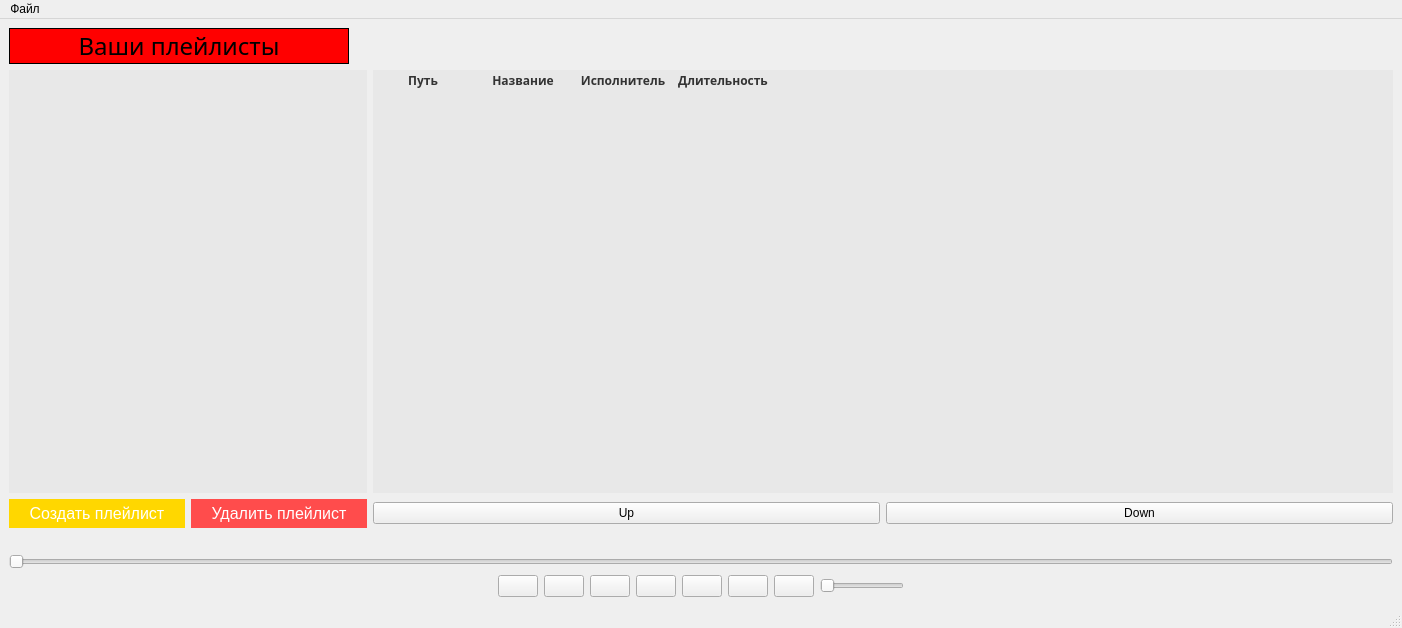
Above: mainwindow.ui from ArturBobotcko/Practice_Project before the change. Below: the same form after it.
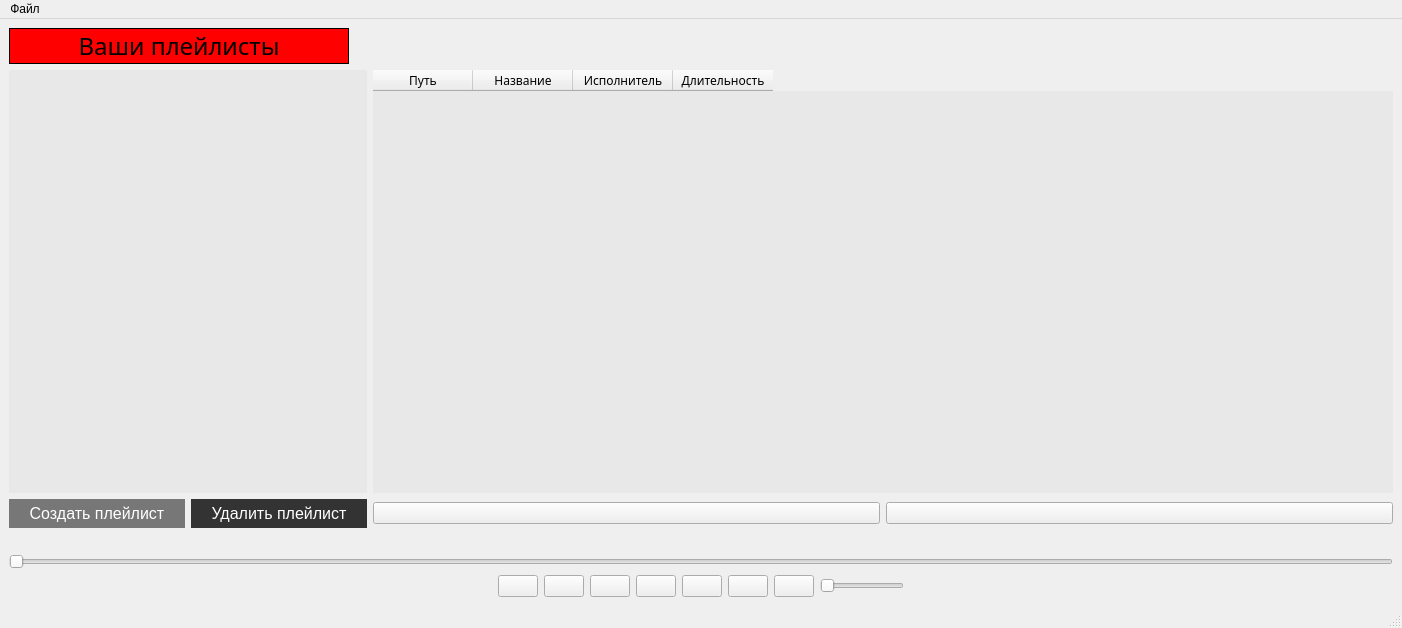
That is the form after the change. Icons and pictures are not drawn.

Commit message: Изменил формы

```diff
--- a/mainwindow.ui
+++ b/mainwindow.ui
@@ -407,7 +407,7 @@
         </property>
         <property name="styleSheet">
          <string notr="true">QPushButton {
-    background-color: #FF4C4C; /* Красный цвет фона кнопки */
+    background-color: #333333; /* Красный цвет фона кнопки */
     border: none; /* Убираем границу */
     border-radius: 15px; /* Закругленные углы с радиусом 15 пикселей */
     color: #FFFFFF; /* Белый цвет текста */
@@ -441,7 +441,7 @@
         </property>
         <property name="styleSheet">
          <string notr="true">QPushButton {
-    background-color: #FFD700; /* Желтый цвет фона кнопки */
+    background-color: #777777; /* Желтый цвет фона кнопки */
     border: none; /* Убираем границу */
     border-radius: 15px; /* Закругленные углы с радиусом 20 пикселей */
     color: #FFFFFF; /* Белый цвет текста */
@@ -493,31 +493,6 @@
         selection-color: #333333;
     gridline-color: #E5E5E5; /* Цвет линий сетки */
 }
-
-QTableWidget::item {
-    padding: 8px; /* Внутренний отступ для содержимого ячейки */
-}
-
-QTableWidget QHeaderView {
-    background-color:  #e8e8e8; /* Цвет фона заголовков столбцов */
-    color: #333333; /* Цвет текста заголовков столбцов */
-    border: none; /* Убрать границу */
-    font-weight: bold; /* Жирный шрифт для заголовков столбцов */
-    text-align: center; /* Выравнивание текста по центру */
-}
-
-QTableWidget QHeaderView::section {
-    background-color:  #e8e8e8;
-        border-radius: 0;
-}
-
-QTableWidget::item:hover {
-    background-color: #f9fbff; /* Цвет фона ячейки при наведении курсора */
-}
-
-QTableCornerButton::section {
-    background-color:  #e8e8e8; /* Цвет фона квадратика */
-}
 </string>
         </property>
         <property name="cornerButtonEnabled">
@@ -550,14 +525,28 @@
         <item>
          <widget class="QPushButton" name="up_button">
           <property name="text">
-           <string>Up</string>
+           <string/>
+          </property>
+          <property name="icon">
+           <iconset resource="MainWindowResources.qrc">
+            <normaloff>:/new/prefix1/resources/upButton.svg</normaloff>
+            <normalon>:/new/prefix1/resources/upButton.svg</normalon>
+            <disabledoff>:/new/prefix1/resources/upButton.svg</disabledoff>
+            <disabledon>:/new/prefix1/resources/upButton.svg</disabledon>
+            <activeoff>:/new/prefix1/resources/upButton.svg</activeoff>
+            <activeon>:/new/prefix1/resources/upButton.svg</activeon>
+            <selectedoff>:/new/prefix1/resources/upButton.svg</selectedoff>:/new/prefix1/resources/upButton.svg</iconset>
           </property>
          </widget>
         </item>
         <item>
          <widget class="QPushButton" name="down_button">
           <property name="text">
-           <string>Down</string>
+           <string/>
+          </property>
+          <property name="icon">
+           <iconset resource="MainWindowResources.qrc">
+            <normaloff>:/new/prefix1/resources/downButton.svg</normaloff>:/new/prefix1/resources/downButton.svg</iconset>
           </property>
          </widget>
         </item>
```
Left out of the diff: 17 changed lines with no effect on the pictures. The commit also changes 6 other files.
